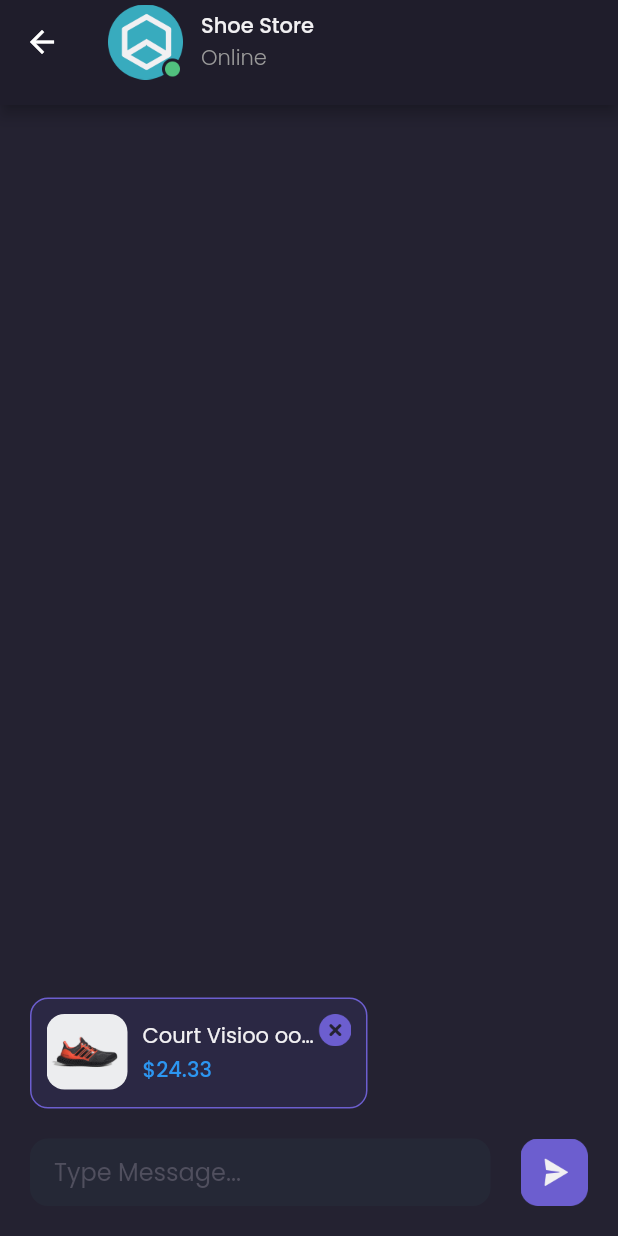
After one commit to rizkidwik/shamo-frontend, a Flutter app: the DetailChatPage screen opened by its route, on a phone screen of 412 x 824 dp. The commit adds this screen. Run offline on Flutter 3.47's test engine with Material 2 defaults, Android fonts, the phone set to English and light mode, and no system bars; our stand-ins replace google_fonts.

Commit message:
slicing detail chat page

```diff
--- a/lib/main.dart
+++ b/lib/main.dart
@@ -1,4 +1,5 @@
 import 'package:flutter/material.dart';
+import 'package:shamo/pages/detail_chat_page.dart';
 import 'package:shamo/pages/sign_in_page.dart';
 import 'package:shamo/pages/sign_up_page.dart';
 import 'package:shamo/pages/splash_page.dart';
@@ -16,6 +17,7 @@ class MyApp extends StatelessWidget {
         '/sign-in': (context) => SignInPage(),
         '/sign-up': (context) => SignUpPage(),
         '/home': (context) => MainPage(),
+        '/detail-chat': (context) => DetailChatPage(),
       },
     );
   }
--- /dev/null
+++ b/lib/pages/detail_chat_page.dart
@@ -0,0 +1,154 @@
+import 'package:flutter/material.dart';
+import 'package:shamo/theme.dart';
+
+class DetailChatPage extends StatelessWidget {
+  @override
+  Widget build(BuildContext context) {
+    header() {
+      return PreferredSize(
+        child: AppBar(
+          backgroundColor: backgroundColor1,
+          centerTitle: false,
+          title: Row(
+            children: [
+              Image.asset(
+                'assets/image_shop_logo_online.png',
+                width: 50,
+              ),
+              SizedBox(
+                width: 12,
+              ),
+              Column(
+                crossAxisAlignment: CrossAxisAlignment.start,
+                children: [
+                  Text(
+                    'Shoe Store',
+                    style: primaryTextStyle.copyWith(
+                      fontWeight: medium,
+                      fontSize: 14,
+                    ),
+                  ),
+                  Text(
+                    'Online',
+                    style: secondaryTextStyle.copyWith(
+                      fontWeight: light,
+                      fontSize: 14,
+                    ),
+                  )
+                ],
+              )
+            ],
+          ),
+        ),
+        preferredSize: Size.fromHeight(70),
+      );
+    }
+
+    Widget productPreview() {
+      return Container(
+          width: 225,
+          height: 74,
+          margin: EdgeInsets.only(
+            bottom: 20,
+          ),
+          padding: EdgeInsets.all(10),
+          decoration: BoxDecoration(
+            color: backgroundColor5,
+            borderRadius: BorderRadius.circular(12),
+            border: Border.all(
+              color: primaryColor,
+            ),
+          ),
+          child: Row(
+            crossAxisAlignment: CrossAxisAlignment.start,
+            children: [
+              ClipRRect(
+                borderRadius: BorderRadius.circular(12),
+                child: Image.asset(
+                  'assets/image_shoes.png',
+                  width: 54,
+                ),
+              ),
+              SizedBox(
+                width: 10,
+              ),
+              Expanded(
+                child: Column(
+                  crossAxisAlignment: CrossAxisAlignment.start,
+                  mainAxisAlignment: MainAxisAlignment.center,
+                  children: [
+                    Text(
+                      'Court Visioo oooooooo',
+                      style: primaryTextStyle,
+                      overflow: TextOverflow.ellipsis,
+                    ),
+                    SizedBox(
+                      height: 2,
+                    ),
+                    Text(
+                      '\$24.33',
+                      style: priceTextStyle.copyWith(
+                        fontWeight: medium,
+                      ),
+                    ),
+                  ],
+                ),
+              ),
+              Image.asset(
+                'assets/button_close.png',
+                width: 22,
+              )
+            ],
+          ));
+    }
+
+    Widget chatInput() {
+      return Container(
+        margin: EdgeInsets.all(20),
+        child: Column(
+          mainAxisSize: MainAxisSize.min,
+          crossAxisAlignment: CrossAxisAlignment.start,
+          children: [
+            productPreview(),
+            Row(
+              children: [
+                Expanded(
+                  child: Container(
+                    height: 45,
+                    padding: EdgeInsets.symmetric(
+                      horizontal: 16,
+                    ),
+                    decoration: BoxDecoration(
+                      color: backgroundColor4,
+                      borderRadius: BorderRadius.circular(12),
+                    ),
+                    child: Center(
+                        child: TextFormField(
+                      decoration: InputDecoration.collapsed(
+                        hintText: "Type Message...",
+                        hintStyle: subtitleTextStyle,
+                      ),
+                    )),
+                  ),
+                ),
+                SizedBox(
+                  width: 20,
+                ),
+                Image.asset(
+                  'assets/button_send.png',
+                  width: 45,
+                )
+              ],
+            ),
+          ],
+        ),
+      );
+    }
+
+    return Scaffold(
+      backgroundColor: backgroundColor3,
+      appBar: header(),
+      bottomNavigationBar: chatInput(),
+    );
+  }
+}
--- a/lib/theme.dart
+++ b/lib/theme.dart
@@ -11,6 +11,7 @@ Color backgroundColor1 = Color(0xff1F1D2B);
 Color backgroundColor2 = Color(0xff2B2937);
 Color backgroundColor3 = Color(0xff242231);
 Color backgroundColor4 = Color(0xff252836);
+Color backgroundColor5 = Color(0xff2B2844);
 Color primaryTextColor = Color(0xffF1F0F2);
 Color secondaryTextColor = Color(0xff999999);
 Color subtitleColor = Color(0xff504F5E);
--- a/lib/widgets/chat_tile.dart
+++ b/lib/widgets/chat_tile.dart
@@ -4,7 +4,11 @@ import 'package:shamo/theme.dart';
 class ChatTile extends StatelessWidget {
   @override
   Widget build(BuildContext context) {
-    return Container(
+    return GestureDetector(
+      onTap: () {
+        Navigator.pushNamed(context, '/detail-chat');
+      },
+      child: Container(
         margin: EdgeInsets.only(top: 33),
         child: Column(
           children: [
@@ -52,6 +56,7 @@ class ChatTile extends StatelessWidget {
             )
           ],
         ),
+      ),
     );
   }
 }
```
Lines whose indentation alone changed are shown as unchanged.
